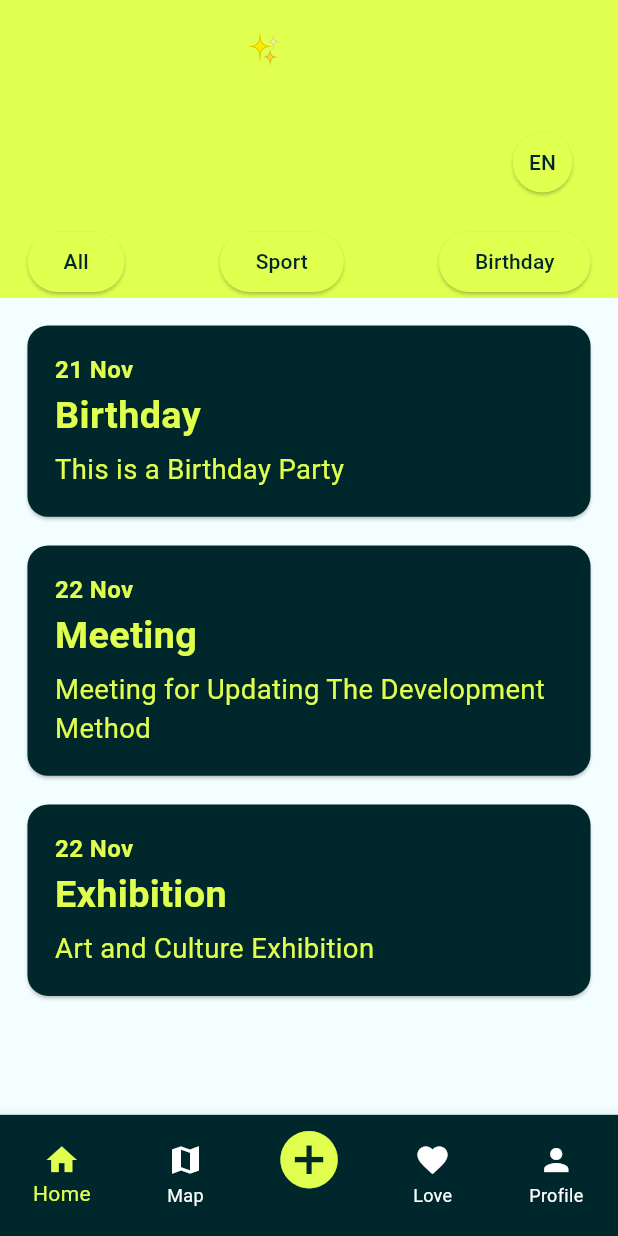
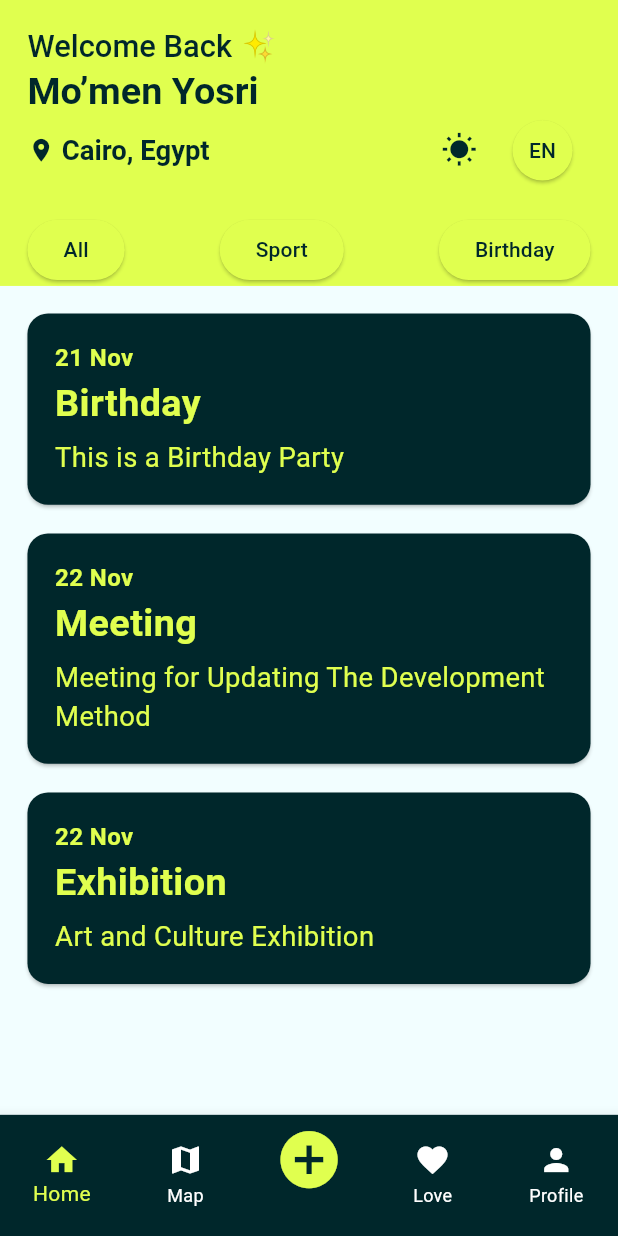
Before and after one commit to Momen-Yosri/eventify, a Flutter app: the screen it shows after launch, on a phone screen of 412 x 824 dp. Run offline on Flutter 3.47's test engine with Material 3 defaults, Android fonts, the phone set to English and light mode, and no system bars; our stand-ins replace flutter_screenutil.

Commit message:
Refactor HomeScreen to use CustomHeaderSection widget; remove legacy HeaderSection code

```diff
--- a/lib/screens/home/home_page.dart
+++ b/lib/screens/home/home_page.dart
@@ -1,3 +1,4 @@
+import 'package:eventify/screens/home/widgets/custom_header_section.dart';
 import 'package:flutter/material.dart';
 import 'package:flutter_screenutil/flutter_screenutil.dart';
 
@@ -18,7 +19,7 @@ class HomeScreen extends StatelessWidget {
             Container(color: Color(0xffE0FF4F),
               child: Column(
                 children: [
-                  HeaderSection(),
+                  CustomHeaderSection(),
               CategoryFilters(),
                 ],
               ),
@@ -31,39 +32,6 @@ class HomeScreen extends StatelessWidget {
   }
 }
 
-class HeaderSection extends StatelessWidget {
-  @override
-  Widget build(BuildContext context) {
-    return Padding(
-      padding: EdgeInsets.all(16.w),
-      child: Column(
-        crossAxisAlignment: CrossAxisAlignment.start,
-        children: [
-          Text("Welcome Back ✨", style: TextStyle(fontSize: 18.sp, fontWeight: FontWeight.w500, color: Color(0xffE0FF4F))),
-          Text("Mo’men Yosri", style: TextStyle(fontSize: 22.sp, fontWeight: FontWeight.bold, color: Color(0xffE0FF4F))),
-          Row(
-            children: [
-              Icon(Icons.location_on, size: 16.sp, color: Color(0xffE0FF4F)),
-              Text(" Cairo, Egypt", style: TextStyle(fontSize: 16.sp, color: Color(0xffE0FF4F))),
-              Spacer(),
-              Icon(Icons.wb_sunny, color: Color(0xffE0FF4F)),
-              SizedBox(width: 10.w),
-              ElevatedButton(
-                style: ElevatedButton.styleFrom(
-                  shape: CircleBorder(),
-                  padding: EdgeInsets.all(8.w),
-                  backgroundColor: Color(0xffE0FF4F),
-                ),
-                onPressed: () {},
-                child: Text("EN", style: TextStyle(color: Color(0xff00272B))),
-              ),
-            ],
-          ),
-        ],
-      ),
-    );
-  }
-}
 
 class CategoryFilters extends StatelessWidget {
   @override
--- /dev/null
+++ b/lib/screens/home/widgets/custom_header_section.dart
@@ -0,0 +1,36 @@
+import 'package:flutter/material.dart';
+import 'package:flutter_screenutil/flutter_screenutil.dart';
+
+class CustomHeaderSection extends StatelessWidget {
+  @override
+  Widget build(BuildContext context) {
+    return Padding(
+      padding: EdgeInsets.all(16.w),
+      child: Column(
+        crossAxisAlignment: CrossAxisAlignment.start,
+        children: [
+          Text("Welcome Back ✨", style: Theme.of(context).textTheme.titleLarge!.copyWith(fontSize: 18.sp, fontWeight: FontWeight.w500, )),
+          Text("Mo’men Yosri", style: Theme.of(context).textTheme.titleLarge!.copyWith(fontSize: 22.sp, fontWeight: FontWeight.bold, )),
+          Row(
+            children: [
+              Icon(Icons.location_on, size: 16.sp, color: Theme.of(context).primaryColor),
+              Text(" Cairo, Egypt", style: Theme.of(context).textTheme.titleLarge!.copyWith(fontSize: 16.sp, )),
+              Spacer(),
+              Icon(Icons.wb_sunny, color: Theme.of(context).primaryColor),
+              SizedBox(width: 10.w),
+              ElevatedButton(
+                style: ElevatedButton.styleFrom(
+                  shape: CircleBorder(),
+                  padding: EdgeInsets.all(8.w),
+                  backgroundColor: Color(0xffE0FF4F),
+                ),
+                onPressed: () {},
+                child: Text("EN", style: TextStyle(color: Theme.of(context).primaryColor)),
+              ),
+            ],
+          ),
+        ],
+      ),
+    );
+  }
+}
```
